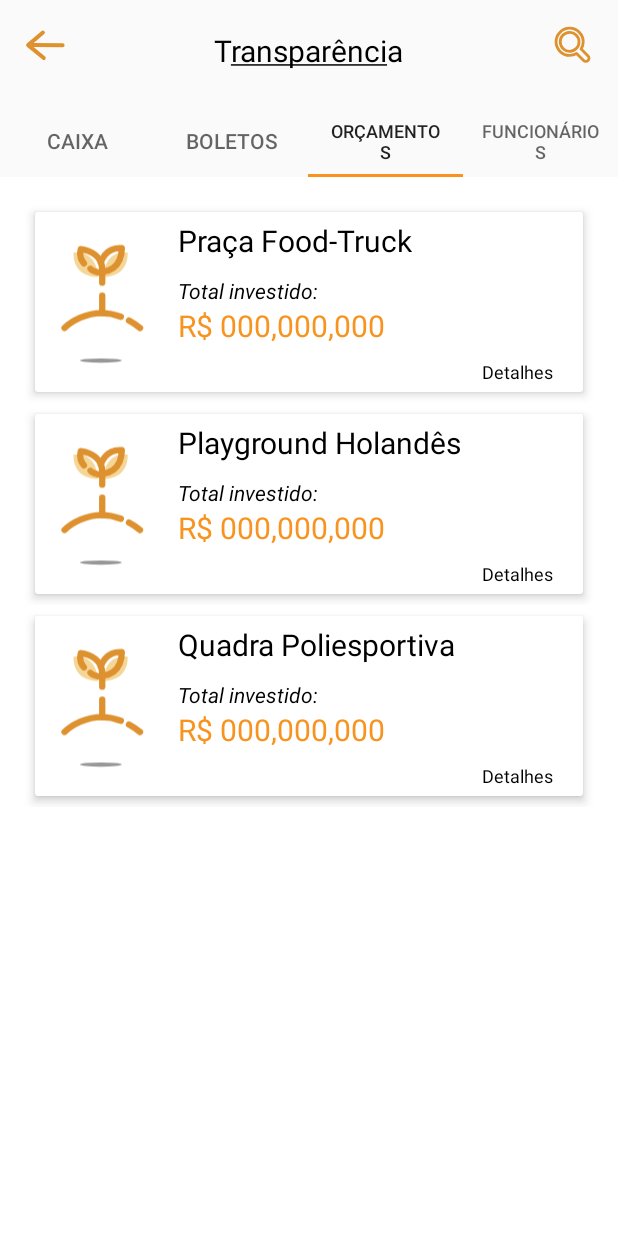
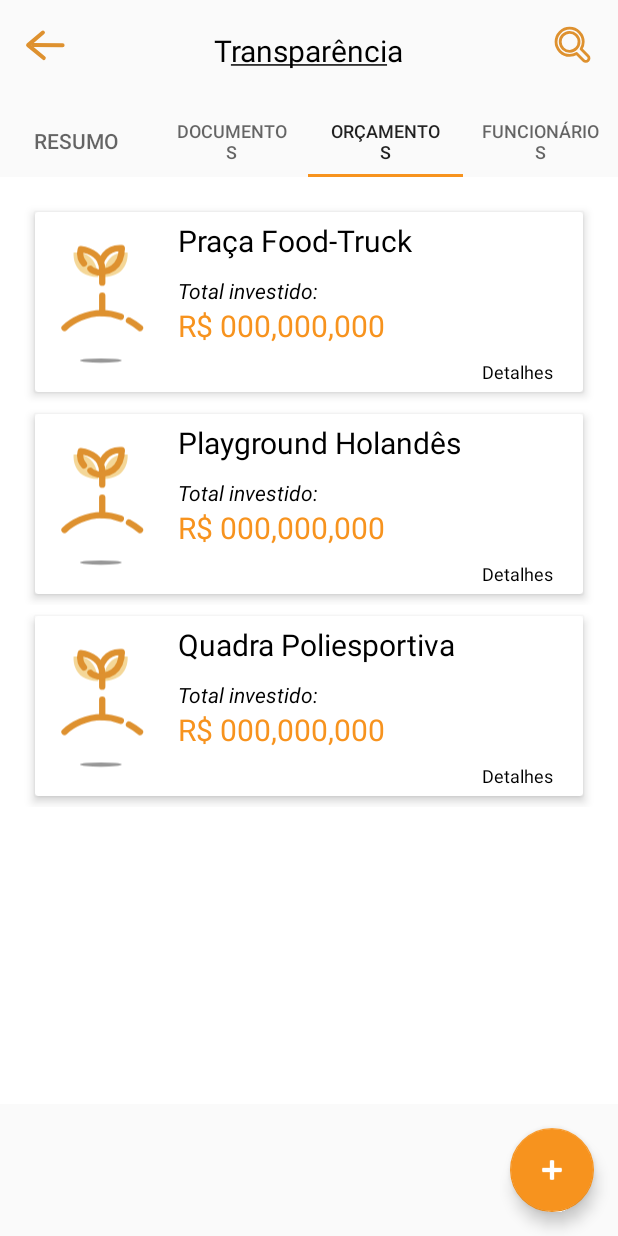
Before and after one commit to git-hive/android, an Android app: the fragment BudgetFragment placed in its activity, tab 3 chosen, on a phone screen of 412 x 824 dp. Run offline under Robolectric (Android 15) with nearby library versions, the phone set to English and light mode, and no system bars; libraries missing offline, so code that uses them is left out: com.github.mikephil.charting; 10 statements that could not run were skipped.

Commit message:
Updates in Transparency Tabs
Added FAB
Dynamically changes FAB onClick and visibility based on current select tab in the ViewPagerAdapter.

```diff
--- a/app/src/main/java/com/hive/hive/association/transparency/TransparencyActivity.java
+++ b/app/src/main/java/com/hive/hive/association/transparency/TransparencyActivity.java
@@ -1,5 +1,6 @@
 package com.hive.hive.association.transparency;
 
+import android.support.design.widget.FloatingActionButton;
 import android.support.design.widget.TabLayout;
 import android.support.v4.view.ViewPager;
 import android.support.v7.app.AppCompatActivity;
@@ -15,13 +16,17 @@ import com.hive.hive.R;
 
 public class TransparencyActivity extends AppCompatActivity {
     // Superior Tab items
-    TextView mTitleTV;
-    ImageView mUpButtonIV;
-    ImageView mSearchIV;
+    private TextView mTitleTV;
+    private ImageView mUpButtonIV;
+    private ImageView mSearchIV;
+
+    //Fab
+    private FloatingActionButton transparencyFAB;
 
     // Tab components
-    TabLayout transparencyTL;
-    ViewPager transparencyVP;
+    private TabLayout transparencyTL;
+    private ViewPager transparencyVP;
+    private TransparencyFragmentPagerAdapter mViewPagerAdapter;
 
 
 
@@ -36,11 +41,33 @@ public class TransparencyActivity extends AppCompatActivity {
         mUpButtonIV = findViewById(R.id.up_button_transparency_IV);
         mSearchIV = findViewById(R.id.search_transparency_IV);
 
+        transparencyFAB = findViewById(R.id.transparency_FAB);
 
         // Get the ViewPager and set it's PagerAdapter so that it can display items
         transparencyVP = (ViewPager) findViewById(R.id.transparency_VP);
-        transparencyVP.setAdapter(new TransparencyFragmentPagerAdapter(getSupportFragmentManager(),
-                TransparencyActivity.this));
+        mViewPagerAdapter = new TransparencyFragmentPagerAdapter(
+                getSupportFragmentManager(),
+                TransparencyActivity.this,
+                transparencyFAB
+        );
+        transparencyVP.setAdapter(mViewPagerAdapter);
+        final TransparencyFragmentPagerAdapter ref = mViewPagerAdapter;
+        transparencyVP.addOnPageChangeListener(new ViewPager.OnPageChangeListener() {
+            @Override
+            public void onPageScrolled(int position, float positionOffset, int positionOffsetPixels) {
+
+            }
+
+            @Override
+            public void onPageSelected(int position) {
+                  ref.updateFAB(position);
+            }
+
+            @Override
+            public void onPageScrollStateChanged(int state) {
+
+            }
+        });
 
         // Give the TabLayout the ViewPager
         transparencyTL = (TabLayout) findViewById(R.id.sliding_tabs_transparency_TL);
@@ -61,6 +88,7 @@ public class TransparencyActivity extends AppCompatActivity {
                         Toast.LENGTH_SHORT).show();
             }
         });
+
         // Set Style and Make up things
         styleThings();
 
@@ -71,4 +99,5 @@ public class TransparencyActivity extends AppCompatActivity {
         content.setSpan(new UnderlineSpan(), 0+1, content.length()-1, 0);
         mTitleTV.setText(content);
     }
+
 }
--- a/app/src/main/java/com/hive/hive/association/transparency/TransparencyFragmentPagerAdapter.java
+++ b/app/src/main/java/com/hive/hive/association/transparency/TransparencyFragmentPagerAdapter.java
@@ -1,8 +1,13 @@
 package com.hive.hive.association.transparency;
 
 import android.content.Context;
+import android.content.Intent;
+import android.support.design.widget.FloatingActionButton;
 import android.support.v4.app.FragmentManager;
 import android.support.v4.app.FragmentPagerAdapter;
+import android.util.Log;
+import android.view.View;
+import android.widget.Toast;
 
 import com.hive.hive.association.transparency.tabs.document.DocumentFragment;
 import com.hive.hive.association.transparency.tabs.budget.BudgetFragment;
@@ -10,17 +15,28 @@ import com.hive.hive.association.transparency.tabs.overview.OverviewFragment;
 import com.hive.hive.association.transparency.tabs.staff.StaffFragment;
 
 /**
- * Created by birck on 16/02/18.
+ * Created by Marco Antônio Birck on 16/02/18.
+ * Update by Nícolas Oreques de Araujo on 03/04/18
  */
 
 public class TransparencyFragmentPagerAdapter extends FragmentPagerAdapter {
+
+    private static final String TAG = TransparencyFragmentPagerAdapter.class.getSimpleName();
+
+    //--- Parameters
     final int PAGE_COUNT = 4;
-    private String tabTitles[] = new String[] { "Caixa", "Boletos", "Orçamentos", "Funcionários" };
+    private String tabTitles[] = new String[] { "Resumo", "Documentos", "Orçamentos", "Funcionários" };
+
+    //--- Views
+    private FloatingActionButton FAB;
+
+    //--- Context
     private Context context;
 
-    public TransparencyFragmentPagerAdapter(FragmentManager fm, Context context) {
+    TransparencyFragmentPagerAdapter(FragmentManager fm, Context context, FloatingActionButton FAB) {
         super(fm);
         this.context = context;
+        this.FAB = FAB;
     }
 
     @Override
@@ -49,4 +65,45 @@ public class TransparencyFragmentPagerAdapter extends FragmentPagerAdapter {
         // Generate title based on item position
         return tabTitles[position];
     }
+
+
+    void updateFAB(int position){
+
+        switch (position){
+            case 0:
+                FAB.setOnClickListener(new View.OnClickListener() {
+                    @Override
+                    public void onClick(View view) {
+                        Toast.makeText(context, "On Click Caixa", Toast.LENGTH_SHORT).show();
+                    }
+                });
+                FAB.setVisibility(View.VISIBLE);
+                break;
+            case 1:
+                FAB.setOnClickListener(new View.OnClickListener() {
+                    @Override
+                    public void onClick(View view) {
+                        Toast.makeText(context, "On Click Documentos", Toast.LENGTH_SHORT).show();
+                    }
+                });
+                FAB.setVisibility(View.VISIBLE);
+                break;
+            case 2:
+                FAB.setOnClickListener(new View.OnClickListener() {
+                    @Override
+                    public void onClick(View view) {
+                        Toast.makeText(context, "On Click Orçamentos", Toast.LENGTH_SHORT).show();
+                    }
+                });
+                FAB.setVisibility(View.VISIBLE);
+                break;
+            case 3:
+                FAB.setVisibility(View.GONE);
+                break;
+            default:
+                Log.e(TAG, "Erro ao receber tab position inesperada - " + Integer.toString(position));
+                break;
+        }
+
+    }
 }
--- a/app/src/main/java/com/hive/hive/association/transparency/tabs/budget/BudgetFragment.java
+++ b/app/src/main/java/com/hive/hive/association/transparency/tabs/budget/BudgetFragment.java
@@ -4,23 +4,29 @@ import android.os.Bundle;
 import android.support.v4.app.Fragment;
 import android.support.v7.widget.LinearLayoutManager;
 import android.support.v7.widget.RecyclerView;
+import android.util.Log;
 import android.view.LayoutInflater;
 import android.view.View;
 import android.view.ViewGroup;
 
 import com.hive.hive.R;
+import com.hive.hive.association.transparency.TransparencyActivity;
+import com.hive.hive.association.transparency.tabs.overview.OverviewFragment;
 
 import java.util.ArrayList;
 import java.util.List;
 
 
 public class BudgetFragment extends Fragment {
-    // TODO: Rename parameter arguments, choose names that match
-    // the fragment initialization parameters, e.g. ARG_ITEM_NUMBER
-    public static final String ARG_PAGE = "Orçamento";
+
+    private static final String TAG = BudgetFragment.class.getSimpleName();
+    public static final String ARG_PAGE = "Orçamentos";
+
+    //--- Data
     private List<Budget> budgets;
 
-
+    //--- Context
+    private TransparencyActivity mActivity;
 
 
     public BudgetFragment() {
@@ -28,7 +34,6 @@ public class BudgetFragment extends Fragment {
     }
 
 
-    // TODO: Rename and change types and number of parameters
     public static BudgetFragment newInstance(int page) {
         Bundle args = new Bundle();
         args.putInt(ARG_PAGE, page);
@@ -58,6 +63,8 @@ public class BudgetFragment extends Fragment {
         initializeData();
         BudgetAdapter mAdapter = new BudgetAdapter(budgets);
         rv.setAdapter(mAdapter);
+
+        mActivity = (TransparencyActivity) getActivity();
 
         return  view;
     }
--- a/app/src/main/java/com/hive/hive/association/transparency/tabs/document/DocumentFragment.java
+++ b/app/src/main/java/com/hive/hive/association/transparency/tabs/document/DocumentFragment.java
@@ -4,26 +4,33 @@ import android.os.Bundle;
 import android.support.v4.app.Fragment;
 import android.support.v7.widget.LinearLayoutManager;
 import android.support.v7.widget.RecyclerView;
+import android.util.Log;
 import android.view.LayoutInflater;
 import android.view.View;
 import android.view.ViewGroup;
 
 import com.hive.hive.R;
+import com.hive.hive.association.transparency.TransparencyActivity;
+import com.hive.hive.association.transparency.tabs.budget.BudgetFragment;
 
 import java.util.ArrayList;
 import java.util.List;
 
 public class DocumentFragment extends Fragment {
-    // TODO: Rename parameter arguments, choose names that match
-    // the fragment initialization parameters, e.g. ARG_ITEM_NUMBER
-    public static final String ARG_PAGE = "Boletos";
+
+    private static final String TAG = DocumentFragment.class.getSimpleName();
+    public static final String ARG_PAGE = "Documentos";
+
+    //--- Data
     private List<Bill> bills;
+
+    //--- Context
+    private TransparencyActivity mActivity;
 
     public DocumentFragment() {
         // Required empty public constructor
     }
 
-    // TODO: Rename and change types and number of parameters
     public static DocumentFragment newInstance(int page) {
         Bundle args = new Bundle();
         args.putInt(ARG_PAGE, page);
@@ -51,9 +58,10 @@ public class DocumentFragment extends Fragment {
         DocumentAdapter mAdapter = new DocumentAdapter(bills);
         rv.setAdapter(mAdapter);
 
+        mActivity = (TransparencyActivity) getActivity();
+
         return  view;
     }
-
 
     // Dummy Content
     class Bill {
--- a/app/src/main/java/com/hive/hive/association/transparency/tabs/overview/OverviewFragment.java
+++ b/app/src/main/java/com/hive/hive/association/transparency/tabs/overview/OverviewFragment.java
@@ -4,6 +4,7 @@ import android.app.Activity;
 import android.content.Context;
 import android.os.Bundle;
 import android.support.v4.app.Fragment;
+import android.util.Log;
 import android.view.LayoutInflater;
 import android.view.View;
 import android.view.ViewGroup;
@@ -20,6 +21,8 @@ import com.github.mikephil.charting.data.LineData;
 import com.github.mikephil.charting.data.LineDataSet;
 import com.github.mikephil.charting.interfaces.datasets.IBarDataSet;
 import com.hive.hive.R;
+import com.hive.hive.association.transparency.TransparencyActivity;
+import com.hive.hive.association.transparency.tabs.staff.StaffFragment;
 import com.hive.hive.model.association.BudgetTransaction;
 import com.hive.hive.model.association.BudgetTransactionCategories;
 
@@ -32,12 +35,12 @@ import java.util.Random;
 
 
 public class OverviewFragment extends Fragment {
-    // TODO: Rename parameter arguments, choose names that match
-    // the fragment initialization parameters, e.g. ARG_ITEM_NUMBER
-    public static final String ARG_PAGE = "Caixa";
+
+    private static final String TAG = OverviewFragment.class.getSimpleName();
+    public static final String ARG_PAGE = "Resumo";
 
     //--- Context
-    private Activity mActivity;
+    private TransparencyActivity mActivity;
 
     //--- Data
     private List<BudgetTransaction> transactions;
@@ -53,7 +56,6 @@ public class OverviewFragment extends Fragment {
     }
 
 
-    // TODO: Rename and change types and number of parameters
     public static OverviewFragment newInstance(int page) {
         Bundle args = new Bundle();
         args.putInt(ARG_PAGE, page);
@@ -79,7 +81,7 @@ public class OverviewFragment extends Fragment {
         View view = inflater.inflate(R.layout.fragment_overview, container, false);
 
         //--- Activity and Context
-        mActivity = getActivity();
+        mActivity = (TransparencyActivity) getActivity();
 
         //--- Views
         monthlyChart = view.findViewById(R.id.monthly_chart);
@@ -122,8 +124,6 @@ public class OverviewFragment extends Fragment {
 
         return view;
     }
-
-
 
     /*
     * ------------------------------------ Dummy Content -------------------------------------------
--- a/app/src/main/java/com/hive/hive/association/transparency/tabs/staff/StaffFragment.java
+++ b/app/src/main/java/com/hive/hive/association/transparency/tabs/staff/StaffFragment.java
@@ -2,6 +2,7 @@ package com.hive.hive.association.transparency.tabs.staff;
 
 import android.os.Bundle;
 import android.support.v4.app.Fragment;
+import android.util.Log;
 import android.view.LayoutInflater;
 import android.view.View;
 import android.view.ViewGroup;
@@ -11,6 +12,7 @@ import android.widget.TextView;
 import android.widget.Toast;
 
 import com.hive.hive.R;
+import com.hive.hive.association.transparency.TransparencyActivity;
 
 import java.util.ArrayList;
 import java.util.HashMap;
@@ -18,20 +20,25 @@ import java.util.List;
 
 
 public class StaffFragment extends Fragment {
-    // TODO: Rename parameter arguments, choose names that match
-    // the fragment initialization parameters, e.g. ARG_ITEM_NUMBER
+
+    private static final String TAG = StaffFragment.class.getSimpleName();
     public static final String ARG_PAGE = "Funcionários";
+
+    //--- Views
     ExpandableListAdapter listAdapter;
     ExpandableListView staffExpLV;
+
+    //--- Data
     List<String> listDataHeader;
     HashMap<String, List<String>> listDataChild;
 
+    //-- Context
+    private TransparencyActivity mActivity;
 
     public StaffFragment() {
         // Required empty public constructor
     }
 
-    // TODO: Rename and change types and number of parameters
     public static StaffFragment newInstance(int page) {
         Bundle args = new Bundle();
         args.putInt(ARG_PAGE, page);
@@ -117,14 +124,14 @@ public class StaffFragment extends Fragment {
             }
         });
 
+        mActivity = (TransparencyActivity) getActivity();
+
         return  view;
     }
 
-
-
     /*
-     * Preparing the list data
-     */
+         * Preparing the list data
+         */
     private void prepareListData() {
         listDataHeader = new ArrayList<String>();
         listDataChild = new HashMap<String, List<String>>();
--- a/app/src/main/res/layout/activity_transparency.xml
+++ b/app/src/main/res/layout/activity_transparency.xml
@@ -3,7 +3,8 @@
     xmlns:app="http://schemas.android.com/apk/res-auto"
     android:layout_width="match_parent"
     android:layout_height="match_parent"
-    android:orientation="vertical">
+    android:orientation="vertical"
+    android:gravity="end">
     <FrameLayout
         android:paddingTop="10dp"
         android:paddingLeft="10dp"
@@ -48,5 +49,12 @@
         android:layout_weight="1"
         android:background="@android:color/white" />
 
+    <android.support.design.widget.FloatingActionButton
+        android:id="@+id/transparency_FAB"
+        android:layout_width="@dimen/fab_size"
+        android:layout_height="@dimen/fab_size"
+        android:src="@android:drawable/ic_input_add"
+        android:tint="@color/colorWhite"
+        android:layout_margin="@dimen/fab_margin"/>
 
 </LinearLayout>
--- a/app/src/main/res/values/dimens.xml
+++ b/app/src/main/res/values/dimens.xml
@@ -2,7 +2,12 @@
     <!-- Default screen margins, per the Android Design guidelines. -->
     <dimen name="activity_horizontal_margin">16dp</dimen>
     <dimen name="activity_vertical_margin">16dp</dimen>
+
+    <!-- Fab Dimen -->
+    <dimen name="fab_size">56dp</dimen>
     <dimen name="fab_margin">16dp</dimen>
+
+
 
     <!-- Toolbar -->
     <dimen name="toolbar_title_font_size">20sp</dimen>
```
